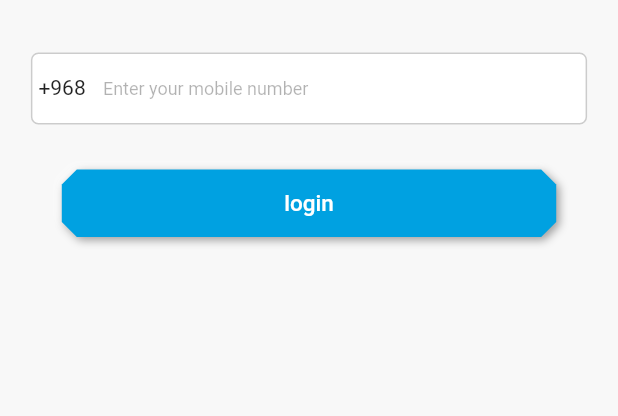
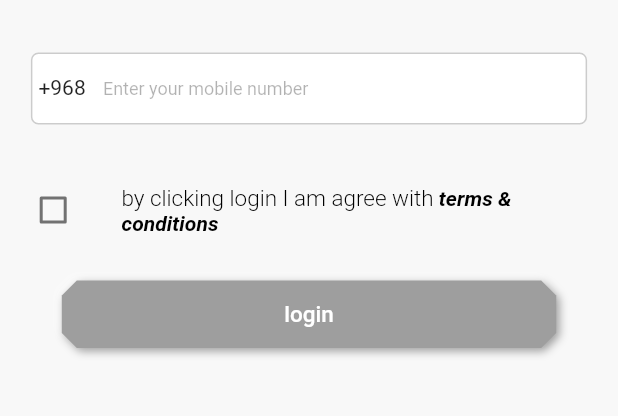
Before and after one commit to AkaashAshraf/Dalilee-Shipper, a Flutter app: the screen it shows after launch, on a phone screen of 412 x 824 dp, the part 507-923 px from its top. Run offline on Flutter 3.47's test engine with Material 2 defaults, Android fonts, the light colour scheme and no system bars; drawn by our look-alikes of flutter_neumorphic; our stand-ins replace animated_splash_screen, cached_network_image, convex_bottom_bar, device_info, dio, dropdown_search and 16 more; missing offline and left inert: dart:ffi, flutter_barcode_scanner, launch_review, map_picker.

Commit message:
terms and conditions added

```diff
--- a/lib/view/login/login_view.dart
+++ b/lib/view/login/login_view.dart
@@ -6,6 +6,7 @@ import 'package:dalile_customer/view/widget/my_input.dart';
 import 'package:dalile_customer/view/widget/waiting.dart';
 import 'package:flutter/material.dart';
 import 'package:get/get.dart';
+import 'package:url_launcher/url_launcher.dart';
 
 class LoginView extends StatelessWidget {
   LoginView({Key? key}) : super(key: key);
@@ -60,6 +61,68 @@ class LoginView extends StatelessWidget {
                 const SizedBox(
                   height: 30,
                 ),
+                Row(
+                  mainAxisAlignment: MainAxisAlignment.spaceEvenly,
+                  children: [
+                    Checkbox(
+                      value: _controller.isAgree.value,
+                      onChanged: (value) {
+                        _controller.isAgree.value = value!;
+                      },
+                    ), //Che
+
+                    // const Text(
+                    //   'By clicking login I am agree with terms & conditions ',
+                    //   textAlign: TextAlign.left,
+                    //   style: TextStyle(
+                    //     fontWeight: FontWeight.w400,
+                    //   ),
+                    //   maxLines: 4,
+                    // ),
+                    Container(
+                      padding: const EdgeInsets.all(10.0),
+                      width: MediaQuery.of(context).size.width * 0.8,
+                      child: new Column(
+                        mainAxisAlignment: MainAxisAlignment.start,
+                        children: <Widget>[
+                          GestureDetector(
+                            onTap: () async {
+                              if (await canLaunch(terms_url))
+                                await launch(terms_url);
+                            },
+                            child: RichText(
+                              text: TextSpan(children: <TextSpan>[
+                                TextSpan(
+                                    text: "by clicking login I am agree with",
+                                    style: TextStyle(
+                                        color: Colors.black,
+                                        fontWeight: FontWeight.w300,
+                                        fontSize: 15)),
+                                TextSpan(
+                                    text: " terms & conditions",
+                                    style: TextStyle(
+                                        color: Colors.black,
+                                        fontStyle: FontStyle.italic,
+                                        fontWeight: FontWeight.w600)),
+                              ]),
+                            ),
+                          ),
+                          // new Text('By clicking login I am agree with',
+                          //     textAlign: TextAlign.left),
+                          // new Text(' terms & conditions',
+                          //     textAlign: TextAlign.left)
+                        ],
+                      ),
+                    )
+                    // Text('',
+                    //     style: TextStyle(
+                    //         fontStyle: FontStyle.italic,
+                    //         fontWeight: FontWeight.w600)),
+                  ],
+                ),
+                SizedBox(
+                  height: 20,
+                ),
                 SizedBox(
                   height: 45,
                   width: MediaQuery.of(context).size.width * 0.8,
@@ -67,11 +130,15 @@ class LoginView extends StatelessWidget {
                       ? const WaiteImage()
                       : CustomButtom(
                           text: 'login',
-                          onPressed: () {
-                            _controller.getDeviceDetails();
-                            _controller.valid();
-                          },
-                        ),
+                          backgroundColor: _controller.isAgree.value
+                              ? primaryColor
+                              : Colors.grey,
+                          onPressed: _controller.isAgree.value
+                              ? () {
+                                  _controller.getDeviceDetails();
+                                  _controller.valid();
+                                }
+                              : null),
                 ),
               ],
             ),
--- a/lib/view/widget/custom_button.dart
+++ b/lib/view/widget/custom_button.dart
@@ -1,10 +1,16 @@
 import 'package:dalile_customer/constants.dart';
 import 'package:dalile_customer/view/widget/custom_text.dart';
 import 'package:flutter_neumorphic/flutter_neumorphic.dart';
+
 class CustomButtom extends StatelessWidget {
   final Function()? onPressed;
   final String text;
-  const CustomButtom({Key? key, required this.text, this.onPressed})
+  final Color backgroundColor;
+  const CustomButtom(
+      {Key? key,
+      required this.text,
+      this.onPressed,
+      this.backgroundColor: primaryColor})
       : super(key: key);
 
   @override
@@ -12,7 +18,7 @@ class CustomButtom extends StatelessWidget {
     return NeumorphicButton(
       onPressed: onPressed,
       style: NeumorphicStyle(
-        color: primaryColor,
+        color: backgroundColor,
         shape: NeumorphicShape.flat,
         boxShape: NeumorphicBoxShape.beveled(BorderRadius.circular(10)),
       ),
--- a/pubspec.yaml
+++ b/pubspec.yaml
@@ -66,6 +66,8 @@ dependencies:
   pull_to_refresh: ^2.0.0
   loadmore: ^2.0.1
   launch_review: ^3.0.1
+  webview_flutter: ^3.0.4
+  flutter_inappwebview: ^5.4.3+7
 
 dev_dependencies:
   flutter_test:
```
Also changed, not shown: lib/constants.dart (+6 -4 lines), lib/core/view_model/login_view_model.dart (+3 -12 lines), lib/view/menu/profiles/terms_Conditions_view.dart (+28 -20 lines), pubspec.lock, 5 other files.
